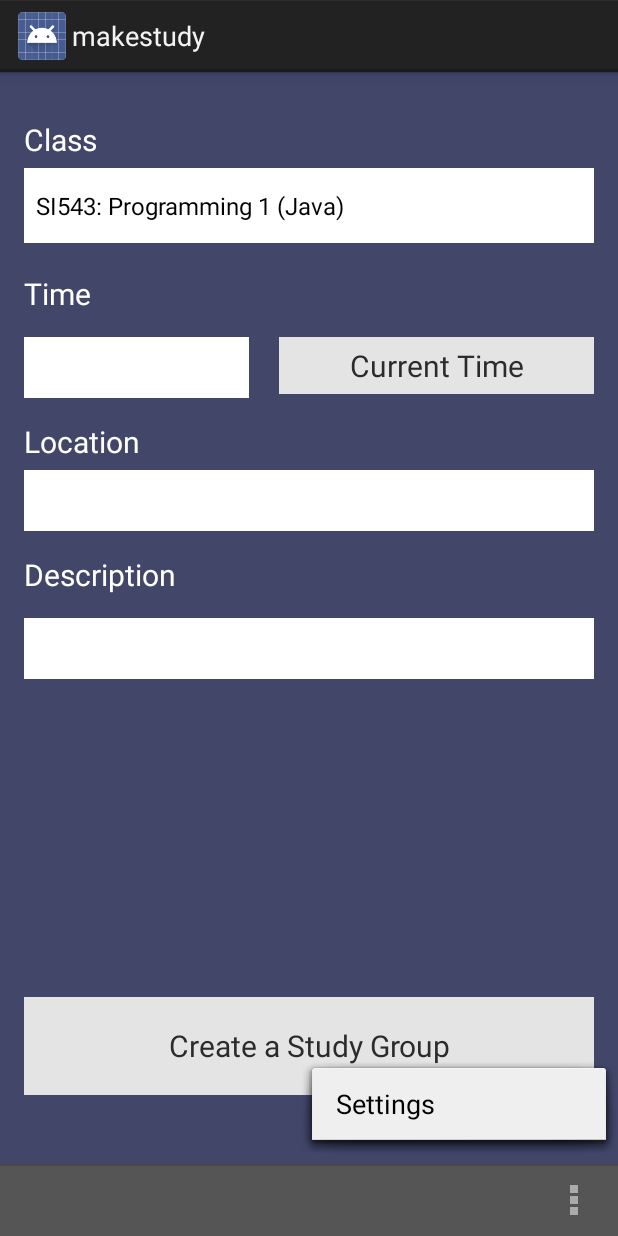
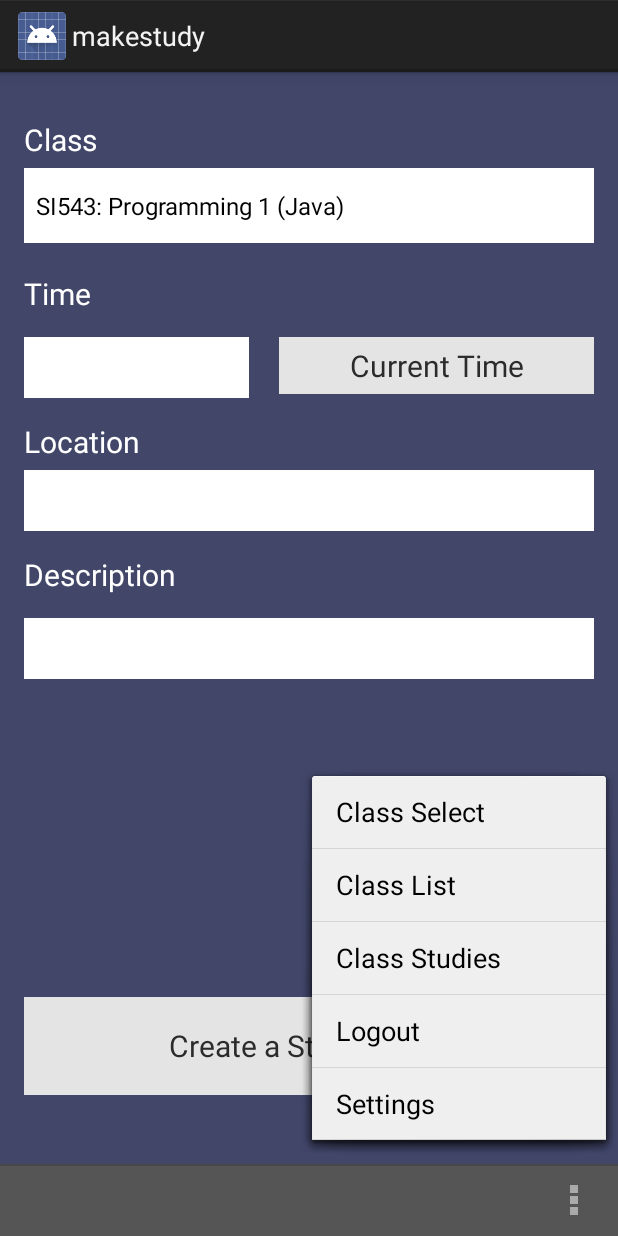
Before and after one commit to lrehmann/cahoot, an Android app: the makestudy screen opened directly, with no data from a screen before it, with the options menu open, on a phone screen of 412 x 824 dp. Run offline under Robolectric (Android 15) with nearby library versions, the phone set to English and light mode, and no system bars.

Commit message:
menu.xml for all the activities

```diff
--- a/Cahoot-App/app/src/main/res/menu/classadder.xml
+++ b/Cahoot-App/app/src/main/res/menu/classadder.xml
@@ -22,6 +22,5 @@
         android:title="Logout"
         android:orderInCategory="4"
         android:showAsAction="never" />
-     -->
 
 </menu>
--- a/Cahoot-App/app/src/main/res/menu/makestudy.xml
+++ b/Cahoot-App/app/src/main/res/menu/makestudy.xml
@@ -5,4 +5,22 @@
         android:title="@string/action_settings"
         android:orderInCategory="100"
         android:showAsAction="never" />
+
+    <item android:id="@+id/classadder"
+        android:title="Class Select"
+        android:orderInCategory="1"
+        android:showAsAction="never" />
+    <item android:id ="@+id/ClassList"
+        android:title="Class List"
+        android:orderInCategory="2"
+        android:showAsAction="never" />
+    <item android:id ="@+id/ClassStudies"
+        android:title="Class Studies"
+        android:orderInCategory="3"
+        android:showAsAction="never" />
+    <item android:id ="@+id/Logout"
+        android:title="Logout"
+        android:orderInCategory="4"
+        android:showAsAction="never" />
+
 </menu>
--- a/Cahoot-App/app/src/main/res/menu/university.xml
+++ b/Cahoot-App/app/src/main/res/menu/university.xml
@@ -5,4 +5,10 @@
         android:title="@string/action_settings"
         android:orderInCategory="100"
         android:showAsAction="never" />
+
+    <item android:id ="@+id/Logout"
+        android:title="Logout"
+        android:orderInCategory="1"
+        android:showAsAction="never" />
+
 </menu>
```
Also changed, not shown: Cahoot-App/app/src/main/res/menu/classlist.xml (deleted, +0 -8 lines), Cahoot-App/app/src/main/res/menu/classstudies.xml (+14 -0 lines), Cahoot-App/app/src/main/res/menu/course_studies.xml (+18 -0 lines), Cahoot-App/app/src/main/res/menu/createstudy.xml (+19 -0 lines), Cahoot-App/app/src/main/res/menu/studycreatesuccess.xml (+18 -0 lines), Cahoot-App/app/src/main/res/menu/studydetail.xml (+18 -0 lines).
